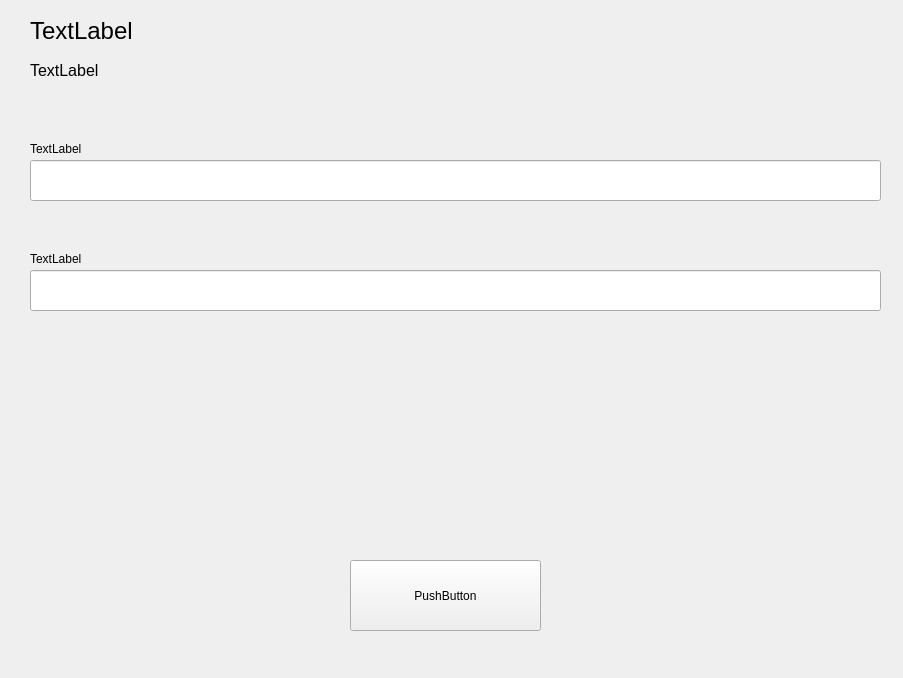
Above: src/gui/ui/login/login_view.ui from colingelling/PyQt6-test before the change. Below: the same form after it.
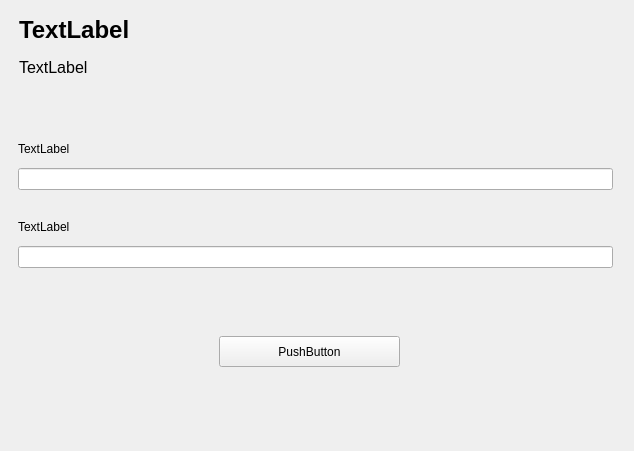
That is the form after the change.

Commit message: Improved Ui files starting with the usage of (Grid)layouts within both windows and widgets including a scalable feature. Created layouts for signing in, registering users and for the user when it will be logged in. Assigned names onto form labels and fields. Then started figuring out on how to balance PyQt6 with SQLite, created a connection with it, made a users table and worked on the ability for the register form to create a single user. Also improved the password view on windows.

```diff
--- a/src/gui/ui/login/login_view.ui
+++ b/src/gui/ui/login/login_view.ui
@@ -6,109 +6,492 @@
    <rect>
     <x>0</x>
     <y>0</y>
-    <width>903</width>
-    <height>678</height>
+    <width>634</width>
+    <height>451</height>
    </rect>
   </property>
+  <property name="sizePolicy">
+   <sizepolicy hsizetype="Fixed" vsizetype="Fixed">
+    <horstretch>0</horstretch>
+    <verstretch>0</verstretch>
+   </sizepolicy>
+  </property>
+  <property name="minimumSize">
+   <size>
+    <width>634</width>
+    <height>451</height>
+   </size>
+  </property>
+  <property name="maximumSize">
+   <size>
+    <width>634</width>
+    <height>451</height>
+   </size>
+  </property>
   <property name="windowTitle">
    <string>MainWindow</string>
   </property>
   <widget class="QWidget" name="centralwidget">
-   <widget class="QLineEdit" name="LoginFormUsernameLineEdit">
-    <property name="geometry">
-     <rect>
-      <x>30</x>
-      <y>160</y>
-      <width>851</width>
-      <height>41</height>
-     </rect>
-    </property>
-   </widget>
-   <widget class="QLabel" name="LoginViewTitleLabel">
-    <property name="geometry">
-     <rect>
-      <x>30</x>
-      <y>20</y>
-      <width>111</width>
-      <height>21</height>
-     </rect>
-    </property>
-    <property name="font">
-     <font>
-      <pointsize>18</pointsize>
-     </font>
-    </property>
-    <property name="text">
-     <string>TextLabel</string>
-    </property>
-   </widget>
-   <widget class="QLabel" name="LoginViewDescriptionLabel">
-    <property name="geometry">
-     <rect>
-      <x>30</x>
-      <y>60</y>
-      <width>71</width>
-      <height>21</height>
-     </rect>
-    </property>
-    <property name="font">
-     <font>
-      <pointsize>12</pointsize>
-     </font>
-    </property>
-    <property name="text">
-     <string>TextLabel</string>
-    </property>
-   </widget>
-   <widget class="QLineEdit" name="LoginFormPasswordLineEdit">
-    <property name="geometry">
-     <rect>
-      <x>30</x>
-      <y>270</y>
-      <width>851</width>
-      <height>41</height>
-     </rect>
-    </property>
-   </widget>
-   <widget class="QLabel" name="LoginFormUsernameLabel">
-    <property name="geometry">
-     <rect>
-      <x>30</x>
-      <y>140</y>
-      <width>67</width>
-      <height>17</height>
-     </rect>
-    </property>
-    <property name="text">
-     <string>TextLabel</string>
-    </property>
-   </widget>
-   <widget class="QLabel" name="LoginFormPasswordLabel">
-    <property name="geometry">
-     <rect>
-      <x>30</x>
-      <y>250</y>
-      <width>67</width>
-      <height>17</height>
-     </rect>
-    </property>
-    <property name="text">
-     <string>TextLabel</string>
-    </property>
-   </widget>
-   <widget class="QPushButton" name="LoginFormSubmitBtn">
-    <property name="geometry">
-     <rect>
-      <x>350</x>
-      <y>560</y>
-      <width>191</width>
-      <height>71</height>
-     </rect>
-    </property>
-    <property name="text">
-     <string>PushButton</string>
-    </property>
-   </widget>
+   <property name="sizePolicy">
+    <sizepolicy hsizetype="Maximum" vsizetype="Maximum">
+     <horstretch>0</horstretch>
+     <verstretch>0</verstretch>
+    </sizepolicy>
+   </property>
+   <layout class="QGridLayout" name="gridLayout_2">
+    <item row="0" column="0">
+     <layout class="QGridLayout" name="gridLayout">
+      <item row="11" column="5">
+       <spacer name="horizontalSpacer_2">
+        <property name="orientation">
+         <enum>Qt::Horizontal</enum>
+        </property>
+        <property name="sizeHint" stdset="0">
+         <size>
+          <width>40</width>
+          <height>20</height>
+         </size>
+        </property>
+       </spacer>
+      </item>
+      <item row="4" column="15">
+       <spacer name="verticalSpacer_13">
+        <property name="orientation">
+         <enum>Qt::Vertical</enum>
+        </property>
+        <property name="sizeType">
+         <enum>QSizePolicy::Preferred</enum>
+        </property>
+        <property name="sizeHint" stdset="0">
+         <size>
+          <width>3</width>
+          <height>40</height>
+         </size>
+        </property>
+       </spacer>
+      </item>
+      <item row="11" column="7">
+       <spacer name="horizontalSpacer_3">
+        <property name="orientation">
+         <enum>Qt::Horizontal</enum>
+        </property>
+        <property name="sizeHint" stdset="0">
+         <size>
+          <width>40</width>
+          <height>20</height>
+         </size>
+        </property>
+       </spacer>
+      </item>
+      <item row="8" column="15">
+       <spacer name="verticalSpacer_15">
+        <property name="orientation">
+         <enum>Qt::Vertical</enum>
+        </property>
+        <property name="sizeType">
+         <enum>QSizePolicy::Preferred</enum>
+        </property>
+        <property name="sizeHint" stdset="0">
+         <size>
+          <width>3</width>
+          <height>40</height>
+         </size>
+        </property>
+       </spacer>
+      </item>
+      <item row="10" column="15">
+       <spacer name="verticalSpacer">
+        <property name="orientation">
+         <enum>Qt::Vertical</enum>
+        </property>
+        <property name="sizeType">
+         <enum>QSizePolicy::Preferred</enum>
+        </property>
+        <property name="sizeHint" stdset="0">
+         <size>
+          <width>3</width>
+          <height>40</height>
+         </size>
+        </property>
+       </spacer>
+      </item>
+      <item row="0" column="15">
+       <spacer name="verticalSpacer_10">
+        <property name="orientation">
+         <enum>Qt::Vertical</enum>
+        </property>
+        <property name="sizeType">
+         <enum>QSizePolicy::Preferred</enum>
+        </property>
+        <property name="sizeHint" stdset="0">
+         <size>
+          <width>3</width>
+          <height>40</height>
+         </size>
+        </property>
+       </spacer>
+      </item>
+      <item row="6" column="15">
+       <spacer name="verticalSpacer_7">
+        <property name="orientation">
+         <enum>Qt::Vertical</enum>
+        </property>
+        <property name="sizeType">
+         <enum>QSizePolicy::Preferred</enum>
+        </property>
+        <property name="sizeHint" stdset="0">
+         <size>
+          <width>3</width>
+          <height>40</height>
+         </size>
+        </property>
+       </spacer>
+      </item>
+      <item row="11" column="10">
+       <spacer name="horizontalSpacer_5">
+        <property name="orientation">
+         <enum>Qt::Horizontal</enum>
+        </property>
+        <property name="sizeHint" stdset="0">
+         <size>
+          <width>40</width>
+          <height>20</height>
+         </size>
+        </property>
+       </spacer>
+      </item>
+      <item row="1" column="15">
+       <spacer name="verticalSpacer_11">
+        <property name="orientation">
+         <enum>Qt::Vertical</enum>
+        </property>
+        <property name="sizeType">
+         <enum>QSizePolicy::Preferred</enum>
+        </property>
+        <property name="sizeHint" stdset="0">
+         <size>
+          <width>3</width>
+          <height>40</height>
+         </size>
+        </property>
+       </spacer>
+      </item>
+      <item row="3" column="15">
+       <spacer name="verticalSpacer_12">
+        <property name="orientation">
+         <enum>Qt::Vertical</enum>
+        </property>
+        <property name="sizeType">
+         <enum>QSizePolicy::Preferred</enum>
+        </property>
+        <property name="sizeHint" stdset="0">
+         <size>
+          <width>3</width>
+          <height>40</height>
+         </size>
+        </property>
+       </spacer>
+      </item>
+      <item row="5" column="15">
+       <spacer name="verticalSpacer_8">
+        <property name="orientation">
+         <enum>Qt::Vertical</enum>
+        </property>
+        <property name="sizeType">
+         <enum>QSizePolicy::Preferred</enum>
+        </property>
+        <property name="sizeHint" stdset="0">
+         <size>
+          <width>3</width>
+          <height>40</height>
+         </size>
+        </property>
+       </spacer>
+      </item>
+      <item row="11" column="8">
+       <spacer name="horizontalSpacer_8">
+        <property name="orientation">
+         <enum>Qt::Horizontal</enum>
+        </property>
+        <property name="sizeHint" stdset="0">
+         <size>
+          <width>40</width>
+          <height>20</height>
+         </size>
+        </property>
+       </spacer>
+      </item>
+      <item row="11" column="13">
+       <spacer name="horizontalSpacer_12">
+        <property name="orientation">
+         <enum>Qt::Horizontal</enum>
+        </property>
+        <property name="sizeHint" stdset="0">
+         <size>
+          <width>40</width>
+          <height>20</height>
+         </size>
+        </property>
+       </spacer>
+      </item>
+      <item row="11" column="4">
+       <spacer name="horizontalSpacer_4">
+        <property name="orientation">
+         <enum>Qt::Horizontal</enum>
+        </property>
+        <property name="sizeHint" stdset="0">
+         <size>
+          <width>40</width>
+          <height>20</height>
+         </size>
+        </property>
+       </spacer>
+      </item>
+      <item row="11" column="2">
+       <spacer name="horizontalSpacer">
+        <property name="orientation">
+         <enum>Qt::Horizontal</enum>
+        </property>
+        <property name="sizeHint" stdset="0">
+         <size>
+          <width>40</width>
+          <height>20</height>
+         </size>
+        </property>
+       </spacer>
+      </item>
+      <item row="9" column="15">
+       <spacer name="verticalSpacer_2">
+        <property name="orientation">
+         <enum>Qt::Vertical</enum>
+        </property>
+        <property name="sizeType">
+         <enum>QSizePolicy::Preferred</enum>
+        </property>
+        <property name="sizeHint" stdset="0">
+         <size>
+          <width>3</width>
+          <height>40</height>
+         </size>
+        </property>
+       </spacer>
+      </item>
+      <item row="2" column="15">
+       <spacer name="verticalSpacer_9">
+        <property name="orientation">
+         <enum>Qt::Vertical</enum>
+        </property>
+        <property name="sizeType">
+         <enum>QSizePolicy::Preferred</enum>
+        </property>
+        <property name="sizeHint" stdset="0">
+         <size>
+          <width>3</width>
+          <height>40</height>
+         </size>
+        </property>
+       </spacer>
+      </item>
+      <item row="11" column="14">
+       <spacer name="horizontalSpacer_9">
+        <property name="orientation">
+         <enum>Qt::Horizontal</enum>
+        </property>
+        <property name="sizeHint" stdset="0">
+         <size>
+          <width>40</width>
+          <height>20</height>
+         </size>
+        </property>
+       </spacer>
+      </item>
+      <item row="7" column="15">
+       <spacer name="verticalSpacer_14">
+        <property name="orientation">
+         <enum>Qt::Vertical</enum>
+        </property>
+        <property name="sizeType">
+         <enum>QSizePolicy::Preferred</enum>
+        </property>
+        <property name="sizeHint" stdset="0">
+         <size>
+          <width>3</width>
+          <height>40</height>
+         </size>
+        </property>
+       </spacer>
+      </item>
+      <item row="11" column="11">
+       <spacer name="horizontalSpacer_7">
+        <property name="orientation">
+         <enum>Qt::Horizontal</enum>
+        </property>
+        <property name="sizeHint" stdset="0">
+         <size>
+          <width>40</width>
+          <height>20</height>
+         </size>
+        </property>
+       </spacer>
+      </item>
+      <item row="11" column="12">
+       <spacer name="horizontalSpacer_11">
+        <property name="orientation">
+         <enum>Qt::Horizontal</enum>
+        </property>
+        <property name="sizeHint" stdset="0">
+         <size>
+          <width>40</width>
+          <height>20</height>
+         </size>
+        </property>
+       </spacer>
+      </item>
+      <item row="5" column="2" rowspan="2" colspan="13">
+       <widget class="QWidget" name="widget_5" native="true">
+        <property name="sizePolicy">
+         <sizepolicy hsizetype="Expanding" vsizetype="Preferred">
+          <horstretch>0</horstretch>
+          <verstretch>0</verstretch>
+         </sizepolicy>
+        </property>
+        <layout class="QGridLayout" name="gridLayout_4">
+         <item row="1" column="0">
+          <widget class="QLabel" name="LoginFormPasswordLabel">
+           <property name="text">
+            <string>TextLabel</string>
+           </property>
+          </widget>
+         </item>
+         <item row="2" column="0">
+          <widget class="QLineEdit" name="lineEdit_2"/>
+         </item>
+        </layout>
+       </widget>
+      </item>
+      <item row="0" column="2" rowspan="3" colspan="5">
+       <widget class="QWidget" name="widget" native="true">
+        <widget class="QLabel" name="LoginViewTitleLabel">
+         <property name="geometry">
+          <rect>
+           <x>10</x>
+           <y>10</y>
+           <width>121</width>
+           <height>21</height>
+          </rect>
+         </property>
+         <property name="font">
+          <font>
+           <pointsize>18</pointsize>
+           <weight>75</weight>
+           <bold>true</bold>
+          </font>
+         </property>
+         <property name="text">
+          <string>TextLabel</string>
+         </property>
+        </widget>
+        <widget class="QLabel" name="LoginViewDescriptionLabel">
+         <property name="geometry">
+          <rect>
+           <x>10</x>
+           <y>50</y>
+           <width>71</width>
+           <height>16</height>
+          </rect>
+         </property>
+         <property name="font">
+          <font>
+           <pointsize>12</pointsize>
+          </font>
+         </property>
+         <property name="text">
+          <string>TextLabel</string>
+         </property>
+        </widget>
+       </widget>
+      </item>
+      <item row="11" column="6">
+       <spacer name="horizontalSpacer_6">
+        <property name="orientation">
+         <enum>Qt::Horizontal</enum>
+        </property>
+        <property name="sizeHint" stdset="0">
+         <size>
+          <width>40</width>
+          <height>20</height>
+         </size>
+        </property>
+       </spacer>
+      </item>
+      <item row="3" column="2" rowspan="2" colspan="13">
+       <widget class="QWidget" name="widget_2" native="true">
+        <property name="sizePolicy">
+         <sizepolicy hsizetype="Preferred" vsizetype="Preferred">
+          <horstretch>0</horstretch>
+          <verstretch>0</verstretch>
+         </sizepolicy>
+        </property>
+        <layout class="QGridLayout" name="gridLayout_3">
+         <item row="0" column="0">
+          <widget class="QLabel" name="LoginFormUsernameLabel">
+           <property name="text">
+            <string>TextLabel</string>
+           </property>
+          </widget>
+         </item>
+         <item row="1" column="0">
+          <widget class="QLineEdit" name="lineEdit"/>
+         </item>
+        </layout>
+       </widget>
+      </item>
+      <item row="11" column="9">
+       <spacer name="horizontalSpacer_10">
+        <property name="orientation">
+         <enum>Qt::Horizontal</enum>
+        </property>
+        <property name="sizeHint" stdset="0">
+         <size>
+          <width>40</width>
+          <height>20</height>
+         </size>
+        </property>
+       </spacer>
+      </item>
+      <item row="11" column="3">
+       <spacer name="horizontalSpacer_13">
+        <property name="orientation">
+         <enum>Qt::Horizontal</enum>
+        </property>
+        <property name="sizeHint" stdset="0">
+         <size>
+          <width>40</width>
+          <height>20</height>
+         </size>
+        </property>
+       </spacer>
+      </item>
+      <item row="8" column="6" rowspan="2" colspan="5">
+       <widget class="QWidget" name="widget_3" native="true">
+        <widget class="QPushButton" name="LoginFormSubmitBtn">
+         <property name="geometry">
+          <rect>
+           <x>20</x>
+           <y>20</y>
+           <width>181</width>
+           <height>31</height>
+          </rect>
+         </property>
+         <property name="text">
+          <string>PushButton</string>
+         </property>
+        </widget>
+       </widget>
+      </item>
+     </layout>
+    </item>
+   </layout>
   </widget>
   <widget class="QMenuBar" name="menuBar">
    <property name="geometry">
```
Left out of the diff: 2 changed lines with no effect on the pictures. The commit also changes 20 other files.
